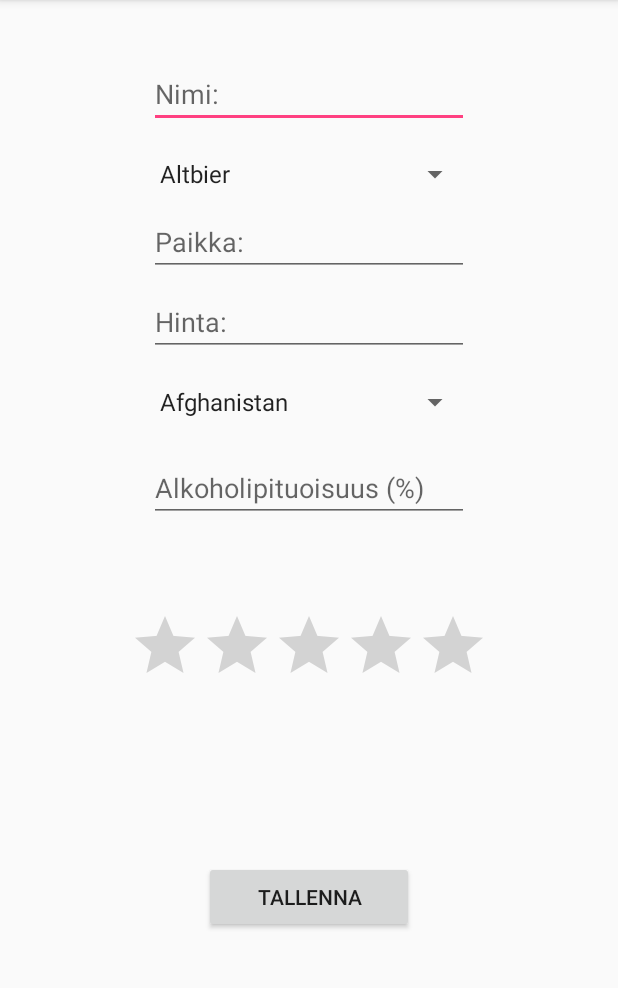
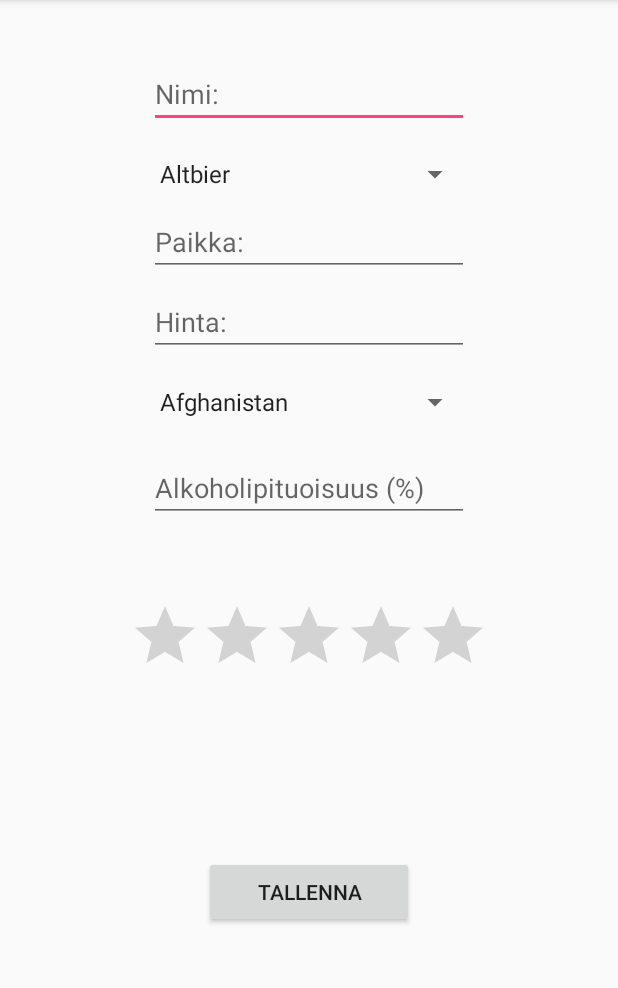
Before and after one commit to Hammaspeikko/Olutkellari, an Android app: the ArvosteleOlutActivity screen opened directly, with no data from a screen before it, on a phone screen of 412 x 824 dp, the part 84-1072 px from its top. Run offline under Robolectric (Android 15) with nearby library versions, the phone set to English and light mode, and no system bars.

Commit message:
Modified the title of activity

```diff
--- a/app/src/main/AndroidManifest.xml
+++ b/app/src/main/AndroidManifest.xml
@@ -25,7 +25,7 @@
         <activity
             android:name=".SkannaaActivity"
             android:configChanges="orientation|keyboardHidden|screenSize"
-            android:label="@string/title_activity_skannaa"
+            android:label="Aseta viivakoodi keskelle ruutua"
             android:theme="@style/FullscreenTheme" />
         <activity android:name=".ArvosteluValintaActivity" />
         <activity android:name=".HaeViivakoodillaActivity"></activity>
--- a/app/src/main/res/layout/activity_arvostele_olut.xml
+++ b/app/src/main/res/layout/activity_arvostele_olut.xml
@@ -84,7 +84,7 @@
         app:layout_constraintLeft_toLeftOf="parent"
         app:layout_constraintBottom_toBottomOf="parent"
         android:layout_marginBottom="16dp"
-        app:layout_constraintVertical_bias="0.15" />
+        app:layout_constraintVertical_bias="0.13" />
 
     <Button
         android:text="tallenna"
```
